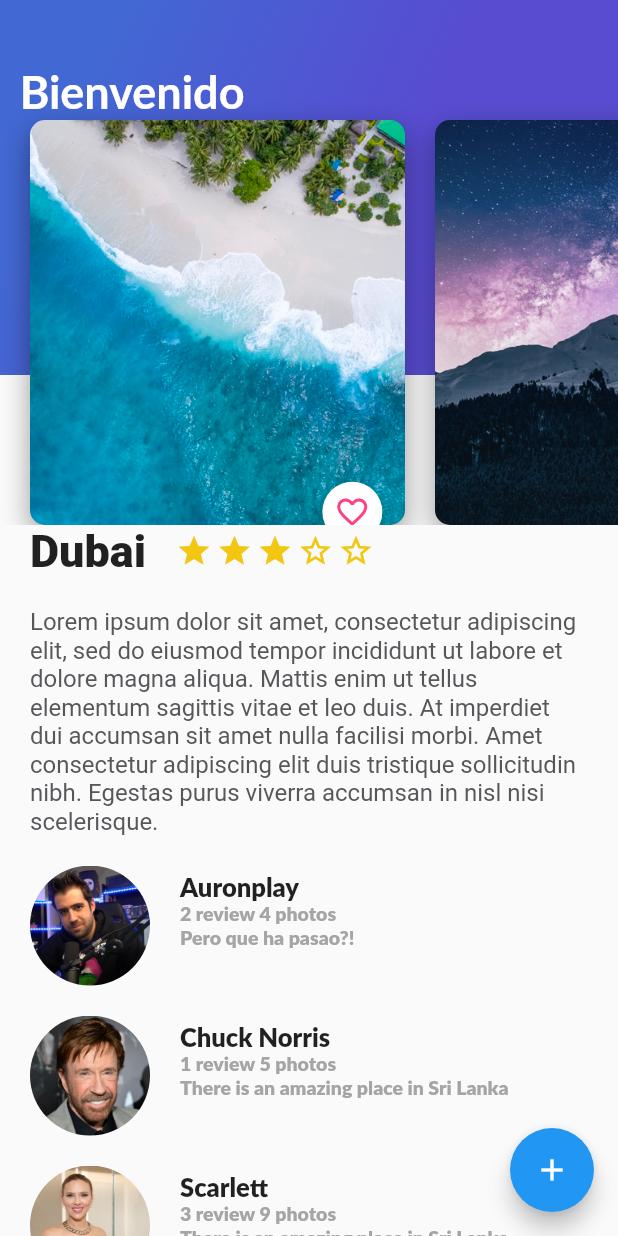
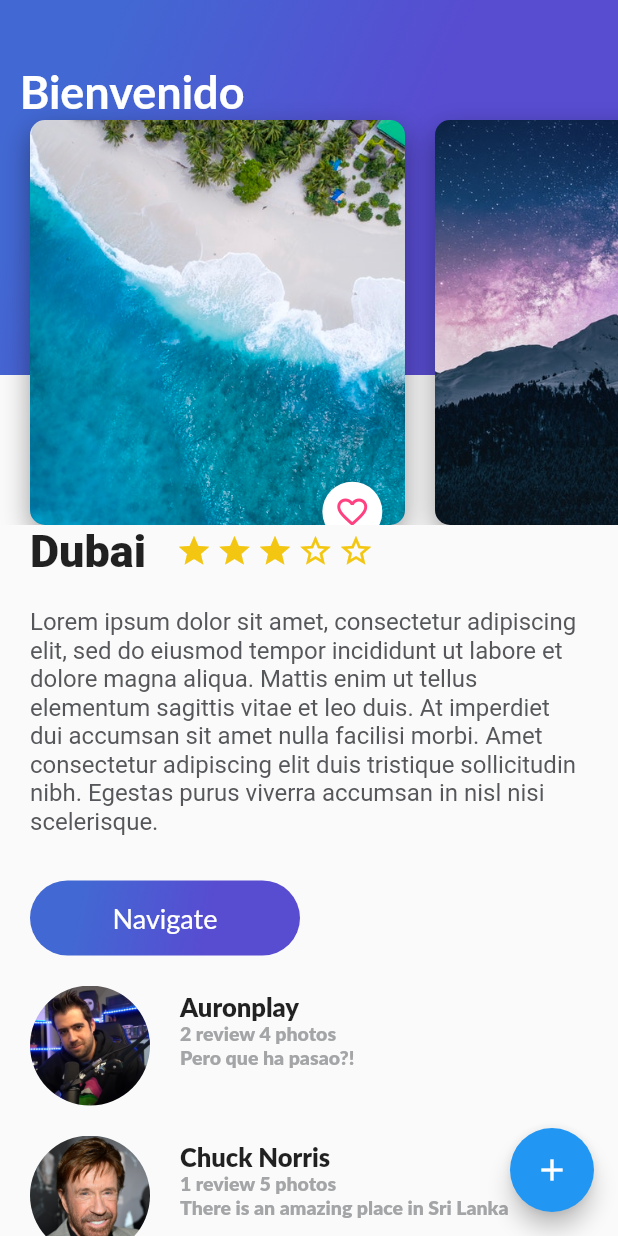
Before and after one commit to DavidCMejia/flutterTrips, a Flutter app: the screen it shows after launch, on a phone screen of 412 x 824 dp. Run offline on Flutter 3.47's test engine with Material 2 defaults, Android fonts, the phone set to English and light mode, and no system bars; Roboto replaces fonts that are missing (Lato).

Commit message:
boton navigate

```diff
--- /dev/null
+++ b/lib/button_purple.dart
@@ -0,0 +1,50 @@
+import 'package:flutter/material.dart';
+
+class ButtonPurple extends StatelessWidget {
+  String buttonText = "Navigate";
+  ButtonPurple(this.buttonText, {super.key});
+
+  @override
+  Widget build(BuildContext context) {
+    return InkWell(
+      onTap: () {
+        ScaffoldMessenger.of(context).showSnackBar(
+          const SnackBar(
+            content: Text("Navegando"),
+          ),
+        );
+      },
+      child: Container(
+        margin: const EdgeInsets.only(
+          top: 30.0,
+          left: 20.0,
+          right: 20.0,
+        ),
+        height: 50.0,
+        width: 180.0,
+        decoration: BoxDecoration(
+          borderRadius: BorderRadius.circular(30.0),
+          gradient: const LinearGradient(
+            colors: [
+              Color(0xFF4268D3),
+              Color(0xFF584CD1),
+            ],
+            begin: FractionalOffset(0.2, 0.0),
+            end: FractionalOffset(1.0, 0.6),
+            stops: [0.0, 0.6],
+            tileMode: TileMode.clamp,
+          ),
+        ),
+        child: Center(
+            child: Text(
+          buttonText,
+          style: const TextStyle(
+            fontSize: 18.0,
+            fontFamily: "Lato",
+            color: Colors.white,
+          ),
+        )),
+      ),
+    );
+  }
+}
--- a/lib/card_image.dart
+++ b/lib/card_image.dart
@@ -2,7 +2,7 @@ import 'package:flutter/material.dart';
 
 class CardImage extends StatelessWidget {
   String pathImage = "assets/img/beach.jpeg";
-  CardImage(this.pathImage);
+  CardImage(this.pathImage, {super.key});
   @override
   Widget build(BuildContext context) {
     final card = Container(
--- a/lib/card_image_list.dart
+++ b/lib/card_image_list.dart
@@ -5,7 +5,7 @@ class CardImageList extends StatelessWidget {
   const CardImageList({super.key});
   @override
   Widget build(BuildContext context) {
-    return Container(
+    return SizedBox(
       height: 350.0,
       child: ListView(
         scrollDirection: Axis.horizontal,
--- a/lib/description_place.dart
+++ b/lib/description_place.dart
@@ -1,5 +1,7 @@
 import 'package:flutter/material.dart';
 import 'dart:developer';
+
+import 'package:fluttertest/button_purple.dart';
 
 class DescriptionPlace extends StatelessWidget {
   String descriptionDummy =
@@ -47,7 +49,7 @@ class DescriptionPlace extends StatelessWidget {
     );
 
     log('stars: $stars'); // console.log
-    Widget GetStars(double numStars) {
+    Widget getStars(double numStars) {
       List<Widget> rowStars = [];
       int qStars = numStars.round();
       log('qStars: $qStars');
@@ -81,7 +83,7 @@ class DescriptionPlace extends StatelessWidget {
       ),
       Row(
         children: <Widget>[
-          GetStars(stars.toDouble()),
+          getStars(stars.toDouble()),
         ],
       )
     ]);
@@ -105,10 +107,7 @@ class DescriptionPlace extends StatelessWidget {
 
     return Column(
       crossAxisAlignment: CrossAxisAlignment.start,
-      children: <Widget>[
-        titleStars,
-        description,
-      ],
+      children: <Widget>[titleStars, description, ButtonPurple('Navigate')],
     );
   }
 }
--- a/lib/header_appbar.dart
+++ b/lib/header_appbar.dart
@@ -3,6 +3,8 @@ import 'package:fluttertest/card_image_list.dart';
 import 'package:fluttertest/gradient_back.dart';
 
 class HeaderAppBar extends StatelessWidget {
+  const HeaderAppBar({super.key});
+
   @override
   Widget build(BuildContext context) {
     return Stack(
--- a/lib/main.dart
+++ b/lib/main.dart
@@ -62,7 +62,7 @@ class _MyHomePageState extends State<MyHomePage> {
               const ReviewList(),
             ],
           ),
-          HeaderAppBar(),
+          const HeaderAppBar(),
         ],
       ),
       floatingActionButton: FloatingActionButton(
```
